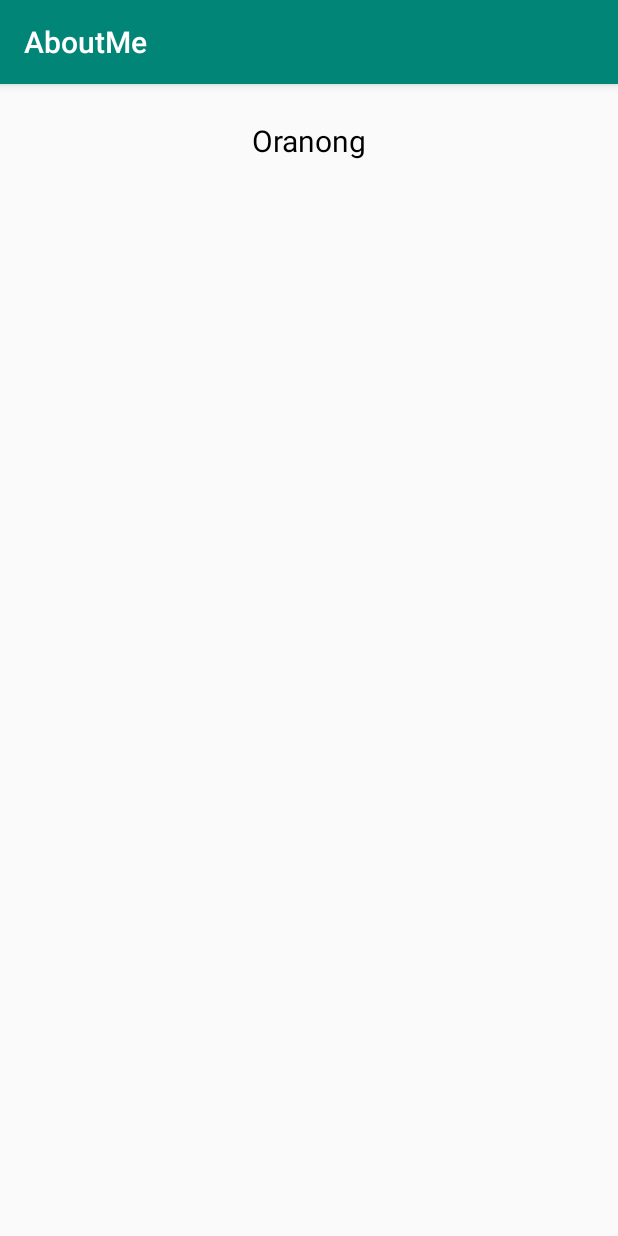
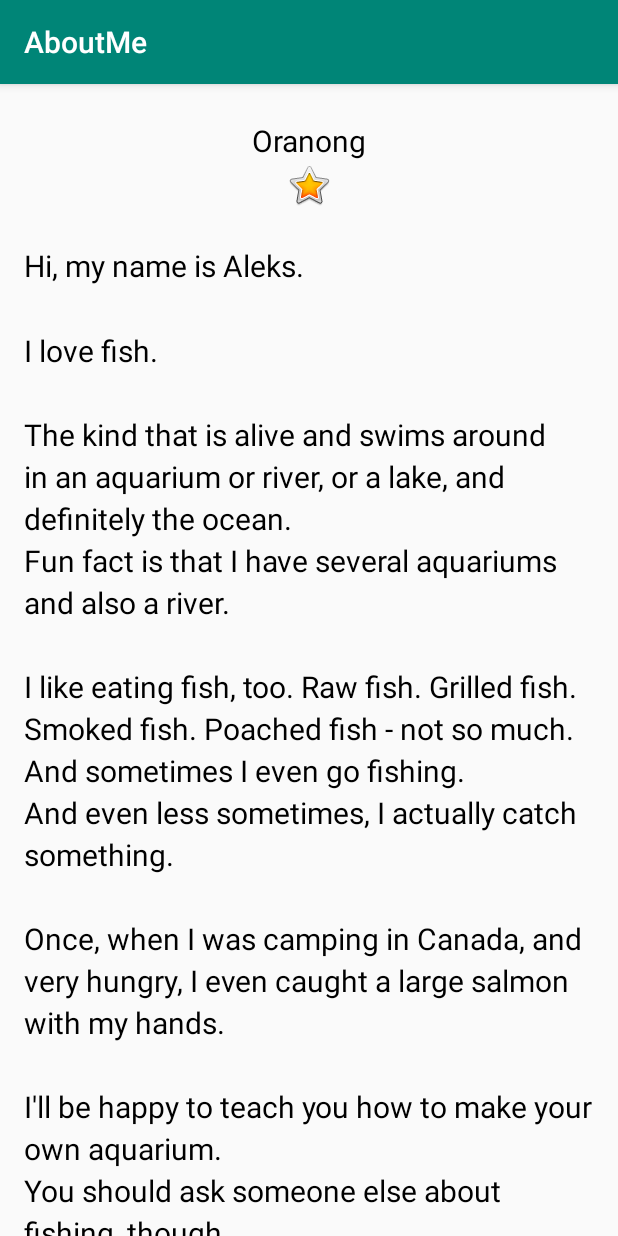
Before and after one commit to OPivv13/AboutMe, an Android app: the screen it shows after launch (MainActivity), on a phone screen of 412 x 824 dp. Run offline under Robolectric (Android 15) with nearby library versions, the phone set to English and light mode, and no system bars; Roboto replaces fonts that are not available here.

Commit message:
ScrollView & ImageView

```diff
--- a/app/src/main/res/layout/activity_main.xml
+++ b/app/src/main/res/layout/activity_main.xml
@@ -6,7 +6,8 @@
         android:layout_width="match_parent"
         android:layout_height="match_parent"
         android:orientation="vertical"
-        tools:context=".MainActivity">
+        tools:context=".MainActivity" android:paddingStart="@dimen/layout_padding"
+        android:paddingEnd="@dimen/layout_padding">
 
     <TextView
             android:text="@string/name"
@@ -14,4 +15,17 @@
             android:layout_height="wrap_content" android:id="@+id/name_text"
             android:textAlignment="center"
             style="@style/NameStyle"/>
+    <ImageView
+            android:layout_width="match_parent"
+            android:layout_height="wrap_content" app:srcCompat="@android:drawable/btn_star_big_on"
+            android:id="@+id/star_image" android:contentDescription="@string/yellow_star"/>
+    <ScrollView
+            android:layout_width="match_parent"
+            android:layout_height="match_parent" android:id="@+id/bio_scroll">
+        <TextView
+                android:text="@string/bio"
+                android:layout_width="match_parent"
+                android:layout_height="wrap_content" android:id="@+id/bio_text" style="@style/NameStyle"
+                android:lineSpacingMultiplier="1.2"/>
+    </ScrollView>
 </LinearLayout>
--- a/app/src/main/res/values/dimens.xml
+++ b/app/src/main/res/values/dimens.xml
@@ -3,4 +3,5 @@
     <dimen name="text_size">20sp</dimen>
     <dimen name="small_padding">8dp</dimen>
     <dimen name="layout_margin">16dp</dimen>
+    <dimen name="layout_padding">16dp</dimen>
 </resources>
--- a/app/src/main/res/values/strings.xml
+++ b/app/src/main/res/values/strings.xml
@@ -1,4 +1,15 @@
 <resources>
     <string name="app_name">AboutMe</string>
     <string name="name">Oranong</string>
+    <string name="yellow_star">Yellow Star</string>
+    <string name="bio">Hi, my name is Aleks.
+        \n\nI love fish.
+        \n\nThe kind that is alive and swims around in an aquarium or river, or a lake, and definitely the ocean.
+        \nFun fact is that I have several aquariums and also a river.
+        \n\nI like eating fish, too. Raw fish. Grilled fish. Smoked fish. Poached fish - not so much.
+        \nAnd sometimes I even go fishing.
+        \nAnd even less sometimes, I actually catch something.
+        \n\nOnce, when I was camping in Canada, and very hungry, I even caught a large salmon with my hands.
+        \n\nI\'ll be happy to teach you how to make your own aquarium.
+        \nYou should ask someone else about fishing, though.\n\n</string>
 </resources>
```
